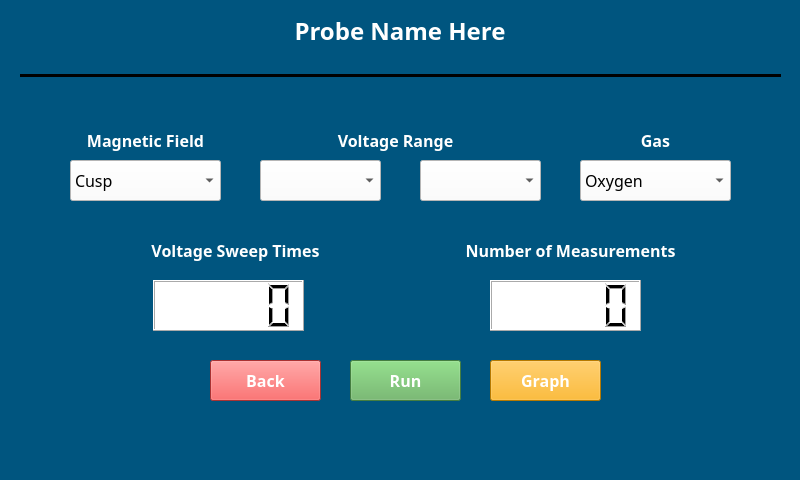
Qt form ConfiScreen.ui (RamonMercado/PyQT) before a commit.
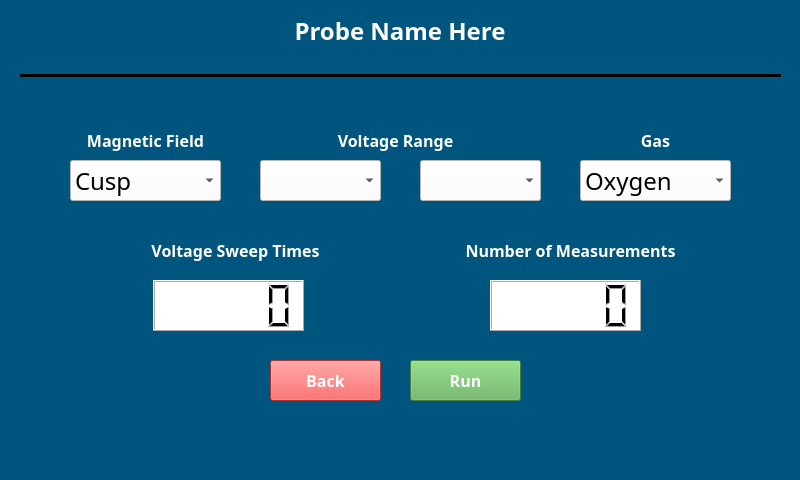
The same form after that commit. Icons and pictures are not drawn.

Commit message: A lot of progress! Real time measurements, history screen and graph

```diff
--- a/ConfiScreen.ui
+++ b/ConfiScreen.ui
@@ -86,7 +86,7 @@
     <property name="font">
      <font>
       <family>Rockwell</family>
-      <pointsize>12</pointsize>
+      <pointsize>18</pointsize>
      </font>
     </property>
     <property name="focusPolicy">
@@ -135,7 +135,7 @@
     <property name="font">
      <font>
       <family>Rockwell</family>
-      <pointsize>12</pointsize>
+      <pointsize>18</pointsize>
       <weight>50</weight>
       <bold>false</bold>
      </font>
@@ -964,7 +964,7 @@
    <widget class="QPushButton" name="Run_Btn">
     <property name="geometry">
      <rect>
-      <x>350</x>
+      <x>410</x>
       <y>360</y>
       <width>111</width>
       <height>41</height>
@@ -992,7 +992,7 @@
    <widget class="QPushButton" name="Back_Btn">
     <property name="geometry">
      <rect>
-      <x>210</x>
+      <x>270</x>
       <y>360</y>
       <width>111</width>
       <height>41</height>
@@ -1105,35 +1105,6 @@
      <bool>true</bool>
     </property>
    </widget>
-   <widget class="QPushButton" name="Graph_Btn">
-    <property name="geometry">
-     <rect>
-      <x>490</x>
-      <y>360</y>
-      <width>111</width>
-      <height>41</height>
-     </rect>
-    </property>
-    <property name="font">
-     <font>
-      <family>Rockwell</family>
-      <pointsize>12</pointsize>
-      <weight>75</weight>
-      <bold>true</bold>
-     </font>
-    </property>
-    <property name="focusPolicy">
-     <enum>Qt::NoFocus</enum>
-    </property>
-    <property name="styleSheet">
-     <string notr="true">
-background-color: rgb(255, 170, 0);
-color: rgb(255, 255, 255);</string>
-    </property>
-    <property name="text">
-     <string>Graph</string>
-    </property>
-   </widget>
    <widget class="QLCDNumber" name="VoltageSweepTimes_Lcd">
     <property name="geometry">
      <rect>
```
Left out of the diff: 6 changed lines with no effect on the pictures. The commit also changes 21 other files.
